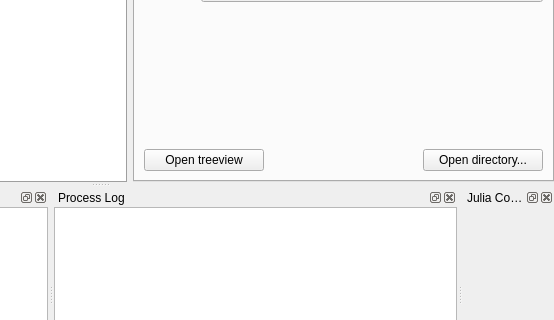
This is spinetoolbox/ui/mainwindow.ui in spine-tools/Spine-Toolbox as Qt 5 draws it before an edit; both pictures show x 355 to 909 and y 286 to 606 of the 909 by 707 pixel window. The edited form follows.
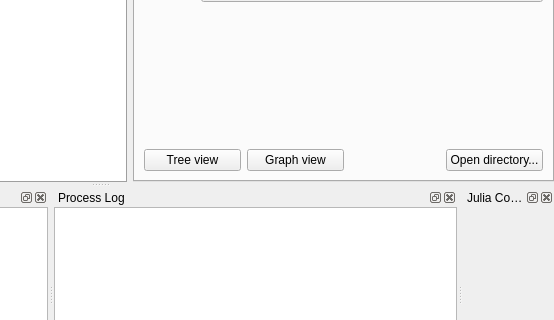
This is the edited form. The open tabs and pages were chosen to show the change. Icons and pictures are not drawn. Custom widgets are drawn as their Qt base class.

Commit message: Issue #46 updated: add button to data store item for opening graph view in read/write mode. View item opens it in read only mode.

What changed in the file:
```diff
--- a/spinetoolbox/ui/mainwindow.ui
+++ b/spinetoolbox/ui/mainwindow.ui
@@ -894,7 +894,26 @@
               <string>&lt;html&gt;&lt;head/&gt;&lt;body&gt;&lt;p&gt;Open Data Store directory in file browser&lt;/p&gt;&lt;/body&gt;&lt;/html&gt;</string>
              </property>
              <property name="text">
-              <string>Open treeview</string>
+              <string>Tree view</string>
+             </property>
+            </widget>
+           </item>
+           <item>
+            <widget class="QPushButton" name="pushButton_ds_graph_view">
+             <property name="sizePolicy">
+              <sizepolicy hsizetype="MinimumExpanding" vsizetype="Fixed">
+               <horstretch>0</horstretch>
+               <verstretch>0</verstretch>
+              </sizepolicy>
+             </property>
+             <property name="maximumSize">
+              <size>
+               <width>120</width>
+               <height>23</height>
+              </size>
+             </property>
+             <property name="text">
+              <string>Graph view</string>
              </property>
             </widget>
            </item>
```
Left out of the diff: 2 changed lines with no effect on the pictures. The commit also changes 16 other files.
